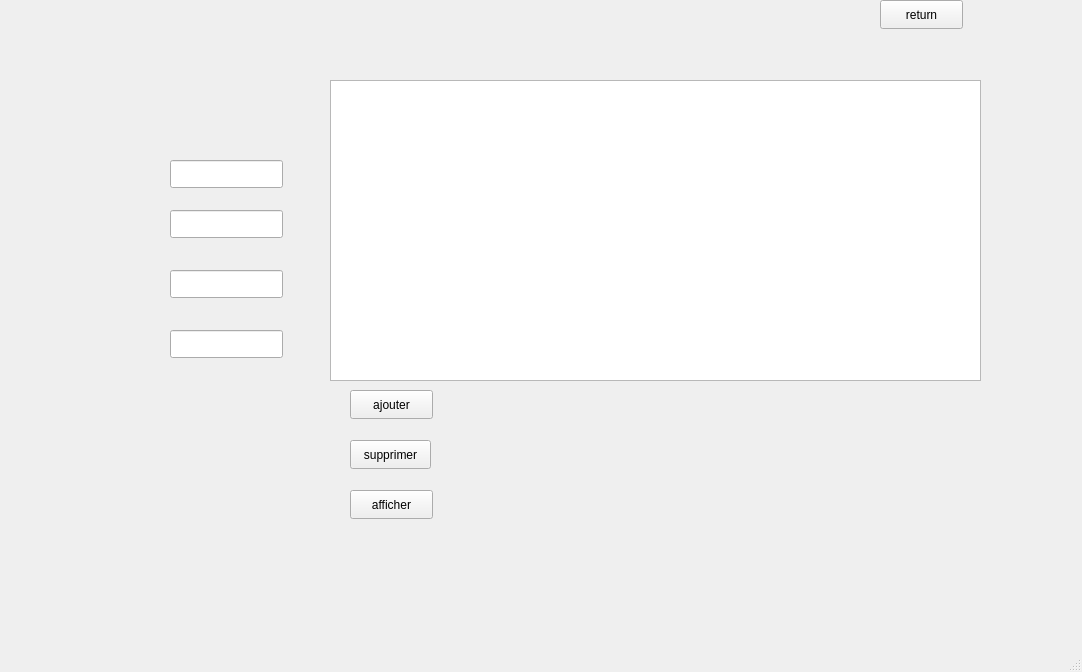
Before: the Qt Designer form mainwindow.ui in AshgodK/Magasin, drawn with Qt 5.
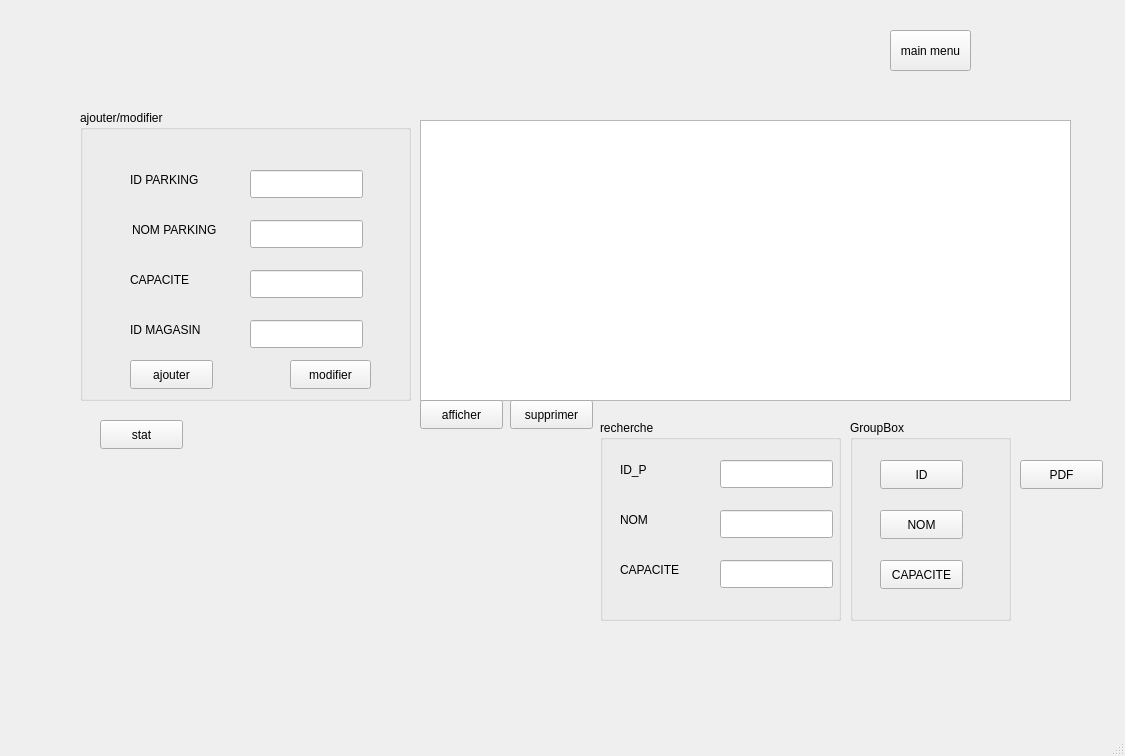
After: the same form once the commit is applied. The open tabs and pages were chosen to show the change. Icons and pictures are not drawn. Custom widgets are drawn as their Qt base class.

```diff
--- a/mainwindow.ui
+++ b/mainwindow.ui
@@ -6,8 +6,8 @@
    <rect>
     <x>0</x>
     <y>0</y>
-    <width>1082</width>
-    <height>672</height>
+    <width>1125</width>
+    <height>756</height>
    </rect>
   </property>
   <property name="windowTitle">
@@ -17,10 +17,10 @@
    <widget class="QStackedWidget" name="stackedWidget">
     <property name="geometry">
      <rect>
-      <x>50</x>
-      <y>40</y>
-      <width>991</width>
-      <height>531</height>
+      <x>60</x>
+      <y>100</y>
+      <width>1051</width>
+      <height>581</height>
      </rect>
     </property>
     <property name="currentIndex">
@@ -388,11 +388,46 @@
      <zorder>pushButton_m_pdf</zorder>
     </widget>
     <widget class="QWidget" name="page_2">
+     <widget class="QTableView" name="tableView_p">
+      <property name="geometry">
+       <rect>
+        <x>360</x>
+        <y>20</y>
+        <width>651</width>
+        <height>281</height>
+       </rect>
+      </property>
+     </widget>
+     <widget class="QPushButton" name="pushButton_p_aff">
+      <property name="geometry">
+       <rect>
+        <x>360</x>
+        <y>300</y>
+        <width>83</width>
+        <height>29</height>
+       </rect>
+      </property>
+      <property name="text">
+       <string>afficher</string>
+      </property>
+     </widget>
+     <widget class="QGroupBox" name="groupBox_4">
+      <property name="geometry">
+       <rect>
+        <x>20</x>
+        <y>10</y>
+        <width>331</width>
+        <height>291</height>
+       </rect>
+      </property>
+      <property name="title">
+       <string>ajouter/modifier</string>
+      </property>
      <widget class="QLineEdit" name="lineEdit_p_id">
       <property name="geometry">
        <rect>
-        <x>120</x>
-        <y>120</y>
+         <x>170</x>
+         <y>60</y>
         <width>113</width>
         <height>28</height>
        </rect>
@@ -401,8 +436,8 @@
      <widget class="QLineEdit" name="lineEdit_p_nom">
       <property name="geometry">
        <rect>
-        <x>120</x>
-        <y>170</y>
+         <x>170</x>
+         <y>110</y>
         <width>113</width>
         <height>28</height>
        </rect>
@@ -411,8 +446,8 @@
      <widget class="QLineEdit" name="lineEdit_p_nbrp">
       <property name="geometry">
        <rect>
-        <x>120</x>
-        <y>230</y>
+         <x>170</x>
+         <y>160</y>
         <width>113</width>
         <height>28</height>
        </rect>
@@ -421,28 +456,70 @@
      <widget class="QLineEdit" name="lineEdit_p_idM">
       <property name="geometry">
        <rect>
-        <x>120</x>
-        <y>290</y>
+         <x>170</x>
+         <y>210</y>
         <width>113</width>
         <height>28</height>
        </rect>
       </property>
      </widget>
-     <widget class="QTableView" name="tableView_p">
+      <widget class="QLabel" name="label_8">
       <property name="geometry">
        <rect>
-        <x>280</x>
-        <y>40</y>
-        <width>651</width>
-        <height>301</height>
-       </rect>
+         <x>50</x>
+         <y>60</y>
+         <width>91</width>
+         <height>20</height>
+        </rect>
+       </property>
+       <property name="text">
+        <string>ID PARKING</string>
+       </property>
+      </widget>
+      <widget class="QLabel" name="label_9">
+       <property name="geometry">
+        <rect>
+         <x>52</x>
+         <y>110</y>
+         <width>111</width>
+         <height>20</height>
+        </rect>
+       </property>
+       <property name="text">
+        <string>NOM PARKING</string>
+       </property>
+      </widget>
+      <widget class="QLabel" name="label_10">
+       <property name="geometry">
+        <rect>
+         <x>50</x>
+         <y>160</y>
+         <width>81</width>
+         <height>20</height>
+        </rect>
+       </property>
+       <property name="text">
+        <string>CAPACITE</string>
+       </property>
+      </widget>
+      <widget class="QLabel" name="label_11">
+       <property name="geometry">
+        <rect>
+         <x>50</x>
+         <y>210</y>
+         <width>101</width>
+         <height>20</height>
+        </rect>
+       </property>
+       <property name="text">
+        <string>ID MAGASIN</string>
       </property>
      </widget>
      <widget class="QPushButton" name="pushButton_p_a">
       <property name="geometry">
        <rect>
-        <x>300</x>
-        <y>350</y>
+         <x>50</x>
+         <y>250</y>
         <width>83</width>
         <height>29</height>
        </rect>
@@ -454,37 +531,216 @@
      <widget class="QPushButton" name="pushButton_p_del">
       <property name="geometry">
        <rect>
-        <x>300</x>
-        <y>400</y>
+         <x>210</x>
+         <y>250</y>
         <width>81</width>
         <height>29</height>
        </rect>
       </property>
       <property name="text">
+        <string>modifier</string>
+       </property>
+      </widget>
+     </widget>
+     <widget class="QPushButton" name="pushButton_p_supp">
+      <property name="geometry">
+       <rect>
+        <x>450</x>
+        <y>300</y>
+        <width>83</width>
+        <height>29</height>
+       </rect>
+      </property>
+      <property name="text">
        <string>supprimer</string>
       </property>
      </widget>
-     <widget class="QPushButton" name="pushButton_p_aff">
+     <widget class="QGroupBox" name="groupBox_5">
       <property name="geometry">
        <rect>
-        <x>300</x>
-        <y>450</y>
+        <x>540</x>
+        <y>320</y>
+        <width>241</width>
+        <height>201</height>
+       </rect>
+      </property>
+      <property name="title">
+       <string>recherche</string>
+      </property>
+      <widget class="QLineEdit" name="lineEdit_p_sea_id">
+       <property name="geometry">
+        <rect>
+         <x>120</x>
+         <y>40</y>
+         <width>113</width>
+         <height>28</height>
+        </rect>
+       </property>
+      </widget>
+      <widget class="QLineEdit" name="lineEdit__p_sea_nom">
+       <property name="geometry">
+        <rect>
+         <x>120</x>
+         <y>90</y>
+         <width>113</width>
+         <height>28</height>
+        </rect>
+       </property>
+      </widget>
+      <widget class="QLineEdit" name="lineEdit_p_sea_cap">
+       <property name="geometry">
+        <rect>
+         <x>120</x>
+         <y>140</y>
+         <width>113</width>
+         <height>28</height>
+        </rect>
+       </property>
+      </widget>
+      <widget class="QLabel" name="label_12">
+       <property name="geometry">
+        <rect>
+         <x>20</x>
+         <y>40</y>
+         <width>63</width>
+         <height>20</height>
+        </rect>
+       </property>
+       <property name="text">
+        <string>ID_P</string>
+       </property>
+      </widget>
+      <widget class="QLabel" name="label_13">
+       <property name="geometry">
+        <rect>
+         <x>20</x>
+         <y>90</y>
+         <width>63</width>
+         <height>20</height>
+        </rect>
+       </property>
+       <property name="text">
+        <string>NOM</string>
+       </property>
+      </widget>
+      <widget class="QLabel" name="label_14">
+       <property name="geometry">
+        <rect>
+         <x>20</x>
+         <y>140</y>
+         <width>63</width>
+         <height>20</height>
+        </rect>
+       </property>
+       <property name="text">
+        <string>CAPACITE</string>
+       </property>
+      </widget>
+     </widget>
+     <widget class="QGroupBox" name="groupBox_6">
+      <property name="geometry">
+       <rect>
+        <x>790</x>
+        <y>320</y>
+        <width>161</width>
+        <height>201</height>
+       </rect>
+      </property>
+      <property name="title">
+       <string>GroupBox</string>
+      </property>
+      <widget class="QPushButton" name="pushButton_p_triID">
+       <property name="geometry">
+        <rect>
+         <x>30</x>
+         <y>40</y>
         <width>83</width>
         <height>29</height>
        </rect>
       </property>
       <property name="text">
-       <string>afficher</string>
-      </property>
-     </widget>
-    </widget>
-   </widget>
-   <widget class="QPushButton" name="pushButton">
+        <string>ID</string>
+       </property>
+      </widget>
+      <widget class="QPushButton" name="pushButton_p_trinom">
+       <property name="geometry">
+        <rect>
+         <x>30</x>
+         <y>90</y>
+         <width>83</width>
+         <height>29</height>
+        </rect>
+       </property>
+       <property name="text">
+        <string>NOM</string>
+       </property>
+      </widget>
+      <widget class="QPushButton" name="pushButton_p_tricp">
+       <property name="geometry">
+        <rect>
+         <x>30</x>
+         <y>140</y>
+         <width>83</width>
+         <height>29</height>
+        </rect>
+       </property>
+       <property name="text">
+        <string>CAPACITE</string>
+       </property>
+      </widget>
+     </widget>
+     <widget class="QPushButton" name="pushButton_p_genp">
     <property name="geometry">
      <rect>
-      <x>880</x>
-      <y>0</y>
+        <x>960</x>
+        <y>360</y>
       <width>83</width>
+        <height>29</height>
+       </rect>
+      </property>
+      <property name="text">
+       <string>PDF</string>
+      </property>
+     </widget>
+     <widget class="QPushButton" name="statP">
+      <property name="geometry">
+       <rect>
+        <x>40</x>
+        <y>320</y>
+        <width>83</width>
+        <height>29</height>
+       </rect>
+      </property>
+      <property name="text">
+       <string>stat</string>
+      </property>
+     </widget>
+     <zorder>groupBox_4</zorder>
+     <zorder>tableView_p</zorder>
+     <zorder>pushButton_p_supp</zorder>
+     <zorder>groupBox_5</zorder>
+     <zorder>groupBox_6</zorder>
+     <zorder>pushButton_p_genp</zorder>
+     <zorder>pushButton_p_aff</zorder>
+     <zorder>statP</zorder>
+    </widget>
+    <widget class="QWidget" name="page_4">
+     <widget class="QCustomPlot" name="customplot" native="true">
+      <property name="geometry">
+       <rect>
+        <x>80</x>
+        <y>50</y>
+        <width>841</width>
+        <height>341</height>
+       </rect>
+      </property>
+     </widget>
+     <widget class="QPushButton" name="pushButton_s_m">
+      <property name="geometry">
+       <rect>
+        <x>90</x>
+        <y>420</y>
+        <width>131</width>
       <height>29</height>
      </rect>
     </property>
@@ -493,6 +749,37 @@
     </property>
    </widget>
   </widget>
+   </widget>
+   <widget class="QPushButton" name="pushButton">
+    <property name="geometry">
+     <rect>
+      <x>890</x>
+      <y>30</y>
+      <width>81</width>
+      <height>41</height>
+     </rect>
+    </property>
+    <property name="text">
+     <string>main menu</string>
+    </property>
+   </widget>
+   <widget class="QLabel" name="logo">
+    <property name="geometry">
+     <rect>
+      <x>120</x>
+      <y>0</y>
+      <width>121</width>
+      <height>121</height>
+     </rect>
+    </property>
+    <property name="text">
+     <string/>
+    </property>
+    <property name="pixmap">
+     <pixmap>C:/Users/DELL/Desktop/Untitled-2.png</pixmap>
+    </property>
+   </widget>
+  </widget>
   <widget class="QMenuBar" name="menubar">
    <property name="geometry">
     <rect>
@@ -505,6 +792,14 @@
   </widget>
   <widget class="QStatusBar" name="statusbar"/>
  </widget>
+ <customwidgets>
+  <customwidget>
+   <class>QCustomPlot</class>
+   <extends>QWidget</extends>
+   <header>qcustomplot.h</header>
+   <container>1</container>
+  </customwidget>
+ </customwidgets>
  <resources/>
  <connections/>
 </ui>
```
Left out of the diff: 226 changed lines with no effect on the pictures. Lines whose indentation alone changed are shown as unchanged.
